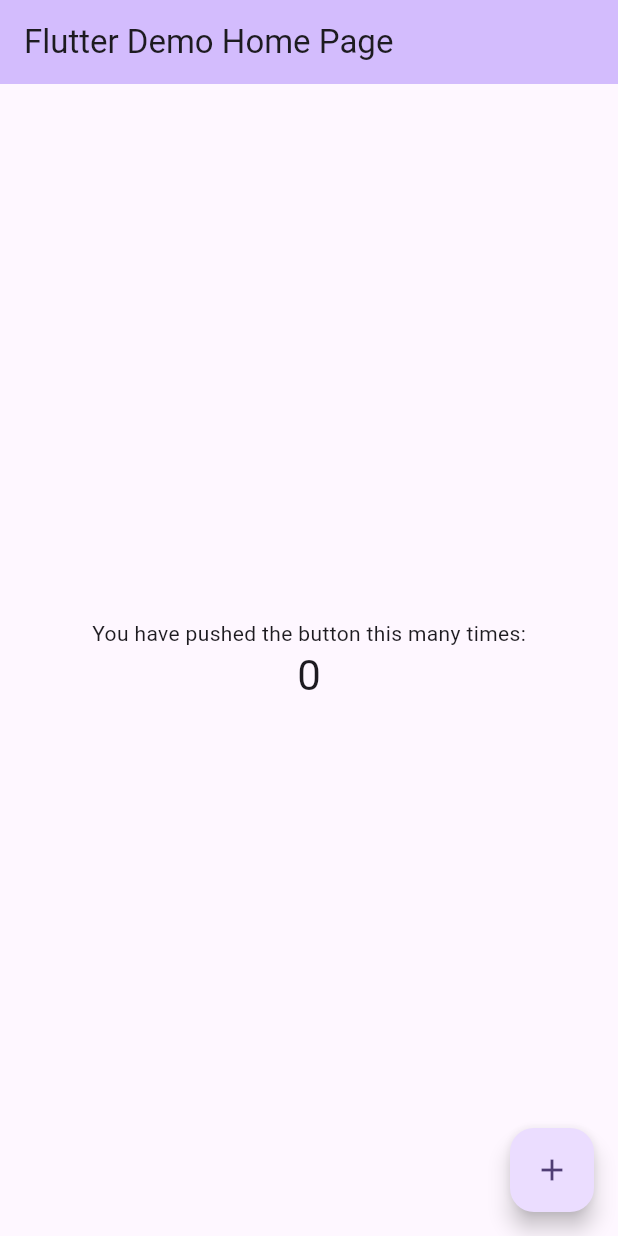
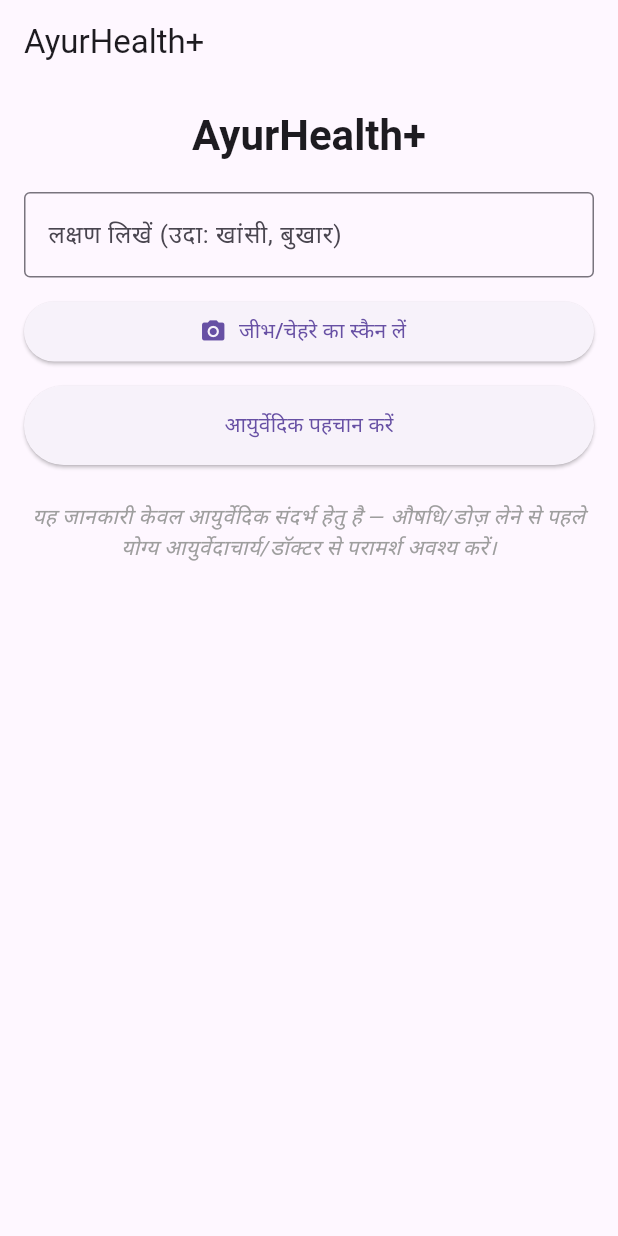
Before and after one commit to could-ai/019a0a94-0fe7-73c0-8392-b3d9457e882c, a Flutter app: the screen it shows after launch, on a phone screen of 412 x 824 dp. Run offline on Flutter 3.47's test engine with Material 3 defaults, Android fonts, the phone set to English and light mode, and no system bars; our stand-ins replace image_picker.

Commit message:
`image_picker` पैकेज को `dependencies` में जोड़ा गया है ताकि ऐप उपयोगकर्ता के कैमरे से तस्वीरें ले सके। यह जीभ या चेहरे के स्कैन जैसी सुविधाओं के लिए आवश्यक है।; डिफ़ॉल्ट डेमो कोड को पूरी तरह से AyurHealth+ एप्लिकेशन से बदल दिया गया है। इस फ़ाइल में अब ऐप का पूरा UI, स्टेट मैनेजमेंट और व्यावसायिक तर्क शामिल है। इसमें लक्षण इनपुट करने, कैमरा से छवि लेने और स्थानीय डेटा के आधार पर निदान परिणाम प्रदर्शित करने की कार्यक्षमता शामिल है।; यह एक नई फ़ाइल है जो ऐप के लिए डेटा मॉडल को परिभाषित करती है। `Condition`, `Remedy`, और `DiagnosisResult` क्लास बनाने से कोड अधिक पठनीय, रखरखाव योग्य और मजबूत हो जाता है, क्योंकि यह डेटा संरचना को स्पष्ट रूप से परिभाषित करता है।; यह एक नई फ़ाइल है जिसमें आयुर्वेदिक स्थितियों का डेटा होता है, जो मूल रूप से बैकएंड पर एक JSON फ़ाइल में था। डेटा को सीधे ऐप में एम्बेड करके, हम बाहरी बैकएंड की आवश्यकता के बिना ऐप को कार्यात्मक बनाते हैं, जिससे यह आत्मनिर्भर हो जाता है।

```diff
--- /dev/null
+++ b/usr/lib/data/ayur_conditions.dart
@@ -0,0 +1,28 @@
+import '../models/condition.dart';
+
+final List<Condition> ayurConditions = [
+  Condition(
+    id: "ayur_cough_01",
+    nameHindi: "कास - श्वास (कफ प्रधान)",
+    dominantDosha: "कफ",
+    symptoms: ["खांसी", "बलगम", "भारीपन छाती में"],
+    visualMarkers: ["जीभ: सफेद मोटी परत", "चेहरा: ठंडा रंग"],
+    remedies: [
+      Remedy(name: "तुलसी-इमली काढ़ा", form: "काढ़ा", doseReference: "100ml सुबह-शाम (संदर्भ)"),
+      Remedy(name: "मरिच चूर्ण", form: "चूर्ण", doseReference: "2 ग्राम शहद के साथ दिन में 2 बार")
+    ],
+    doctorVerified: false,
+  ),
+  Condition(
+    id: "ayur_acidity_01",
+    nameHindi: "अम्लपित्त (पित्त प्रधान)",
+    dominantDosha: "पित्त",
+    symptoms: ["सीने में जलन", "खट्टी डकार"],
+    visualMarkers: ["जीभ: लाल तथा चिकनी परत", "चेहरा: लालपन"],
+    remedies: [
+      Remedy(name: "अविपत्तिकर चूर्ण", form: "चूर्ण", doseReference: "3 ग्राम भोजन के बाद (संदर्भ)"),
+      Remedy(name: "कुल्थी का काढ़ा", form: "काढ़ा", doseReference: "50-100 ml रात को (संदर्भ)")
+    ],
+    doctorVerified: false,
+  ),
+];
--- a/usr/lib/main.dart
+++ b/usr/lib/main.dart
@@ -1,4 +1,9 @@
+import 'dart:io';
 import 'package:flutter/material.dart';
+import 'package:image_picker/image_picker.dart';
+import 'models/condition.dart';
+import 'data/ayur_conditions.dart';
+import 'dart:math';
 
 void main() {
   runApp(const MyApp());
@@ -7,114 +12,187 @@ void main() {
 class MyApp extends StatelessWidget {
   const MyApp({super.key});
 
-  // This widget is the root of your application.
   @override
   Widget build(BuildContext context) {
     return MaterialApp(
-      title: 'Flutter Demo',
+      title: 'AyurHealth+',
       debugShowCheckedModeBanner: false,
       theme: ThemeData(
-        // This is the theme of your application.
-        //
-        // TRY THIS: Try running your application with "flutter run". You'll see
-        // the application has a purple toolbar. Then, without quitting the app,
-        // try changing the seedColor in the colorScheme below to Colors.green
-        // and then invoke "hot reload" (save your changes or press the "hot
-        // reload" button in a Flutter-supported IDE, or press "r" if you used
-        // the command line to start the app).
-        //
-        // Notice that the counter didn't reset back to zero; the application
-        // state is not lost during the reload. To reset the state, use hot
-        // restart instead.
-        //
-        // This works for code too, not just values: Most code changes can be
-        // tested with just a hot reload.
-        colorScheme: ColorScheme.fromSeed(seedColor: Colors.deepPurple),
+        primarySwatch: Colors.green,
+        visualDensity: VisualDensity.adaptivePlatformDensity,
       ),
-      home: const MyHomePage(title: 'Flutter Demo Home Page'),
+      home: const MyHomePage(),
     );
   }
 }
 
 class MyHomePage extends StatefulWidget {
-  const MyHomePage({super.key, required this.title});
-
-  // This widget is the home page of your application. It is stateful, meaning
-  // that it has a State object (defined below) that contains fields that affect
-  // how it looks.
-
-  // This class is the configuration for the state. It holds the values (in this
-  // case the title) provided by the parent (in this case the App widget) and
-  // used by the build method of the State. Fields in a Widget subclass are
-  // always marked "final".
-
-  final String title;
+  const MyHomePage({super.key});
 
   @override
   State<MyHomePage> createState() => _MyHomePageState();
 }
 
 class _MyHomePageState extends State<MyHomePage> {
-  int _counter = 0;
+  final TextEditingController _symptomsController = TextEditingController();
+  File? _image;
+  bool _loading = false;
+  List<DiagnosisResult> _diagnosisResult = [];
+  final ImagePicker _picker = ImagePicker();
 
-  void _incrementCounter() {
+  Future<void> _pickImage() async {
+    final XFile? pickedFile = await _picker.pickImage(source: ImageSource.camera);
+    if (pickedFile != null) {
+      setState(() {
+        _image = File(pickedFile.path);
+      });
+    }
+  }
+
+  void _onDiagnose() {
     setState(() {
-      // This call to setState tells the Flutter framework that something has
-      // changed in this State, which causes it to rerun the build method below
-      // so that the display can reflect the updated values. If we changed
-      // _counter without calling setState(), then the build method would not be
-      // called again, and so nothing would appear to happen.
-      _counter++;
+      _loading = true;
+      _diagnosisResult = [];
+    });
+
+    final symptoms = _symptomsController.text
+        .split(',')
+        .map((s) => s.trim())
+        .where((s) => s.isNotEmpty)
+        .toSet();
+
+    List<DiagnosisResult> matches = [];
+    for (var condition in ayurConditions) {
+      final matchedSymptoms = condition.symptoms.where((s) => symptoms.contains(s)).toList();
+      if (matchedSymptoms.isNotEmpty) {
+        final score = matchedSymptoms.length / max(1, condition.symptoms.length);
+        matches.add(DiagnosisResult(
+          condition: condition,
+          score: score,
+          matchedSymptoms: matchedSymptoms,
+        ));
+      }
+    }
+
+    matches.sort((a, b) => b.score.compareTo(a.score));
+
+    // Simulate network delay
+    Future.delayed(const Duration(seconds: 1), () {
+      setState(() {
+        _diagnosisResult = matches.take(3).toList();
+        _loading = false;
+      });
     });
   }
 
   @override
   Widget build(BuildContext context) {
-    // This method is rerun every time setState is called, for instance as done
-    // by the _incrementCounter method above.
-    //
-    // The Flutter framework has been optimized to make rerunning build methods
-    // fast, so that you can just rebuild anything that needs updating rather
-    // than having to individually change instances of widgets.
     return Scaffold(
       appBar: AppBar(
-        // TRY THIS: Try changing the color here to a specific color (to
-        // Colors.amber, perhaps?) and trigger a hot reload to see the AppBar
-        // change color while the other colors stay the same.
-        backgroundColor: Theme.of(context).colorScheme.inversePrimary,
-        // Here we take the value from the MyHomePage object that was created by
-        // the App.build method, and use it to set our appbar title.
-        title: Text(widget.title),
+        title: const Text('AyurHealth+'),
       ),
-      body: Center(
-        // Center is a layout widget. It takes a single child and positions it
-        // in the middle of the parent.
+      body: SingleChildScrollView(
+        padding: const EdgeInsets.all(16.0),
         child: Column(
-          // Column is also a layout widget. It takes a list of children and
-          // arranges them vertically. By default, it sizes itself to fit its
-          // children horizontally, and tries to be as tall as its parent.
-          //
-          // Column has various properties to control how it sizes itself and
-          // how it positions its children. Here we use mainAxisAlignment to
-          // center the children vertically; the main axis here is the vertical
-          // axis because Columns are vertical (the cross axis would be
-          // horizontal).
-          //
-          // TRY THIS: Invoke "debug painting" (choose the "Toggle Debug Paint"
-          // action in the IDE, or press "p" in the console), to see the
-          // wireframe for each widget.
-          mainAxisAlignment: MainAxisAlignment.center,
+          crossAxisAlignment: CrossAxisAlignment.stretch,
           children: <Widget>[
-            const Text('You have pushed the button this many times:'),
-            Text('$_counter', style: Theme.of(context).textTheme.headlineMedium),
+            Text(
+              'AyurHealth+',
+              style: Theme.of(context).textTheme.headlineMedium?.copyWith(fontWeight: FontWeight.bold),
+              textAlign: TextAlign.center,
+            ),
+            const SizedBox(height: 20),
+            TextField(
+              controller: _symptomsController,
+              decoration: const InputDecoration(
+                labelText: 'लक्षण लिखें (उदा: खांसी, बुखार)',
+                hintText: 'लक्षणों को कॉमा से अलग करें',
+                border: OutlineInputBorder(),
+              ),
+            ),
+            const SizedBox(height: 12),
+            ElevatedButton.icon(
+              onPressed: _pickImage,
+              icon: const Icon(Icons.camera_alt),
+              label: const Text('जीभ/चेहरे का स्कैन लें'),
+            ),
+            if (_image != null)
+              Padding(
+                padding: const EdgeInsets.symmetric(vertical: 10.0),
+                child: Center(
+                  child: Image.file(
+                    _image!,
+                    height: 200,
+                    width: 200,
+                    fit: BoxFit.cover,
+                  ),
+                ),
+              ),
+            const SizedBox(height: 12),
+            ElevatedButton(
+              onPressed: _onDiagnose,
+              style: ElevatedButton.styleFrom(
+                padding: const EdgeInsets.symmetric(vertical: 16),
+              ),
+              child: const Text('आयुर्वेदिक पहचान करें'),
+            ),
+            if (_loading)
+              const Padding(
+                padding: EdgeInsets.all(16.0),
+                child: Center(child: CircularProgressIndicator()),
+              ),
+            if (_diagnosisResult.isNotEmpty)
+              ..._diagnosisResult.map((result) => _buildResultCard(result)).toList(),
+
+            const SizedBox(height: 24),
+            const Text(
+              'यह जानकारी केवल आयुर्वेदिक संदर्भ हेतु है — औषधि/डोज़ लेने से पहले योग्य आयुर्वेदाचार्य/डॉक्टर से परामर्श अवश्य करें।',
+              style: TextStyle(fontStyle: FontStyle.italic, color: Colors.grey),
+              textAlign: TextAlign.center,
+            ),
           ],
         ),
       ),
-      floatingActionButton: FloatingActionButton(
-        onPressed: _incrementCounter,
-        tooltip: 'Increment',
-        child: const Icon(Icons.add),
-      ), // This trailing comma makes auto-formatting nicer for build methods.
+    );
+  }
+
+  Widget _buildResultCard(DiagnosisResult result) {
+    return Card(
+      margin: const EdgeInsets.symmetric(vertical: 8.0),
+      child: Padding(
+        padding: const EdgeInsets.all(16.0),
+        child: Column(
+          crossAxisAlignment: CrossAxisAlignment.start,
+          children: [
+            Text(
+              result.condition.nameHindi,
+              style: Theme.of(context).textTheme.titleLarge?.copyWith(fontWeight: FontWeight.bold),
+            ),
+            const SizedBox(height: 8),
+            Text('दोष: ${result.condition.dominantDosha} | मिलान स्कोर: ${(result.score * 100).toStringAsFixed(0)}%'),
+            const SizedBox(height: 12),
+            const Text('प्रस्तावित औषधियाँ:', style: TextStyle(fontWeight: FontWeight.bold)),
+            ...result.condition.remedies.map((remedy) => Padding(
+              padding: const EdgeInsets.only(top: 8.0, left: 8.0),
+              child: Column(
+                crossAxisAlignment: CrossAxisAlignment.start,
+                children: [
+                  Text('- ${remedy.name} (${remedy.form})'),
+                  Text(remedy.doseReference, style: const TextStyle(fontSize: 13, color: Colors.black54)),
+                ],
+              ),
+            )),
+            if (!result.condition.doctorVerified)
+              const Padding(
+                padding: EdgeInsets.only(top: 8.0),
+                child: Text(
+                  'डोज़ देखने के लिए डॉक्टर सत्यापन आवश्यक',
+                  style: TextStyle(color: Colors.orange, fontWeight: FontWeight.bold),
+                ),
+              ),
+          ],
+        ),
+      ),
     );
   }
 }
--- /dev/null
+++ b/usr/lib/models/condition.dart
@@ -0,0 +1,52 @@
+class Remedy {
+  final String name;
+  final String form;
+  final String doseReference;
+
+  Remedy({
+    required this.name,
+    required this.form,
+    required this.doseReference,
+  });
+
+  factory Remedy.fromJson(Map<String, dynamic> json) {
+    return Remedy(
+      name: json['name'],
+      form: json['form'],
+      doseReference: json['dose_reference'],
+    );
+  }
+}
+
+class Condition {
+  final String id;
+  final String nameHindi;
+  final String dominantDosha;
+  final List<String> symptoms;
+  final List<String> visualMarkers;
+  final List<Remedy> remedies;
+  final bool doctorVerified;
+
+  Condition({
+    required this.id,
+    required this.nameHindi,
+    required this.dominantDosha,
+    required this.symptoms,
+    required this.visualMarkers,
+    required this.remedies,
+    required this.doctorVerified,
+  });
+}
+
+// This will be used for the diagnosis result
+class DiagnosisResult {
+  final Condition condition;
+  final double score;
+  final List<String> matchedSymptoms;
+
+  DiagnosisResult({
+    required this.condition,
+    required this.score,
+    required this.matchedSymptoms,
+  });
+}
```
Also changed, not shown: usr/pubspec.yaml (+2 -70 lines).
